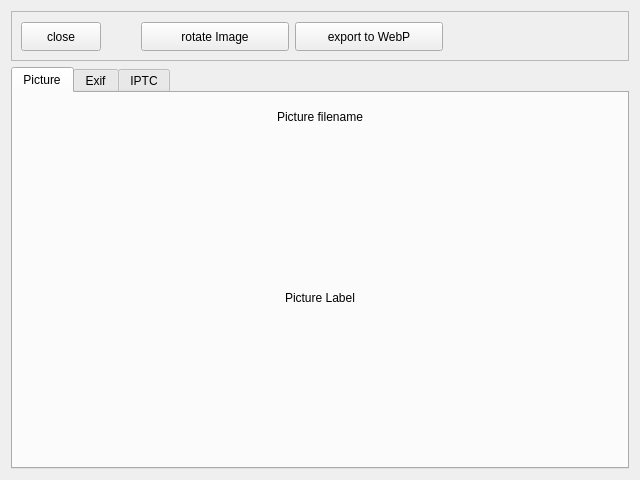
Before: the Qt Designer form src/picture_widget.ui in Zheng-Bote/qt_desktop-gallery, drawn with Qt 5.
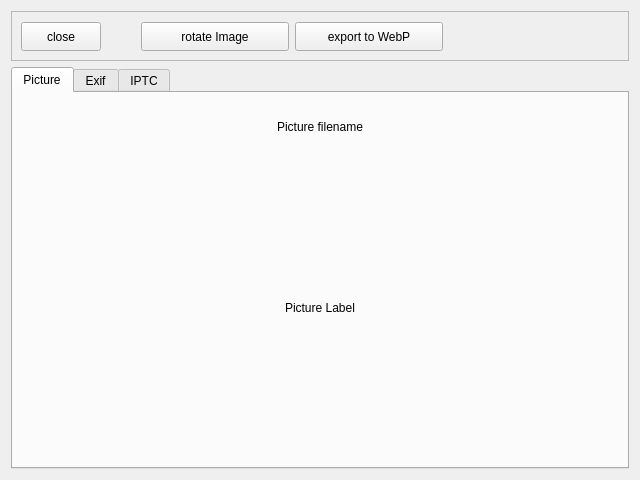
After: the same form once the commit is applied.

```diff
--- a/src/picture_widget.ui
+++ b/src/picture_widget.ui
@@ -162,13 +162,13 @@
            <property name="minimumSize">
             <size>
              <width>0</width>
-             <height>30</height>
+             <height>50</height>
             </size>
            </property>
            <property name="maximumSize">
             <size>
              <width>16777215</width>
-             <height>30</height>
+             <height>50</height>
             </size>
            </property>
            <property name="text">
```
